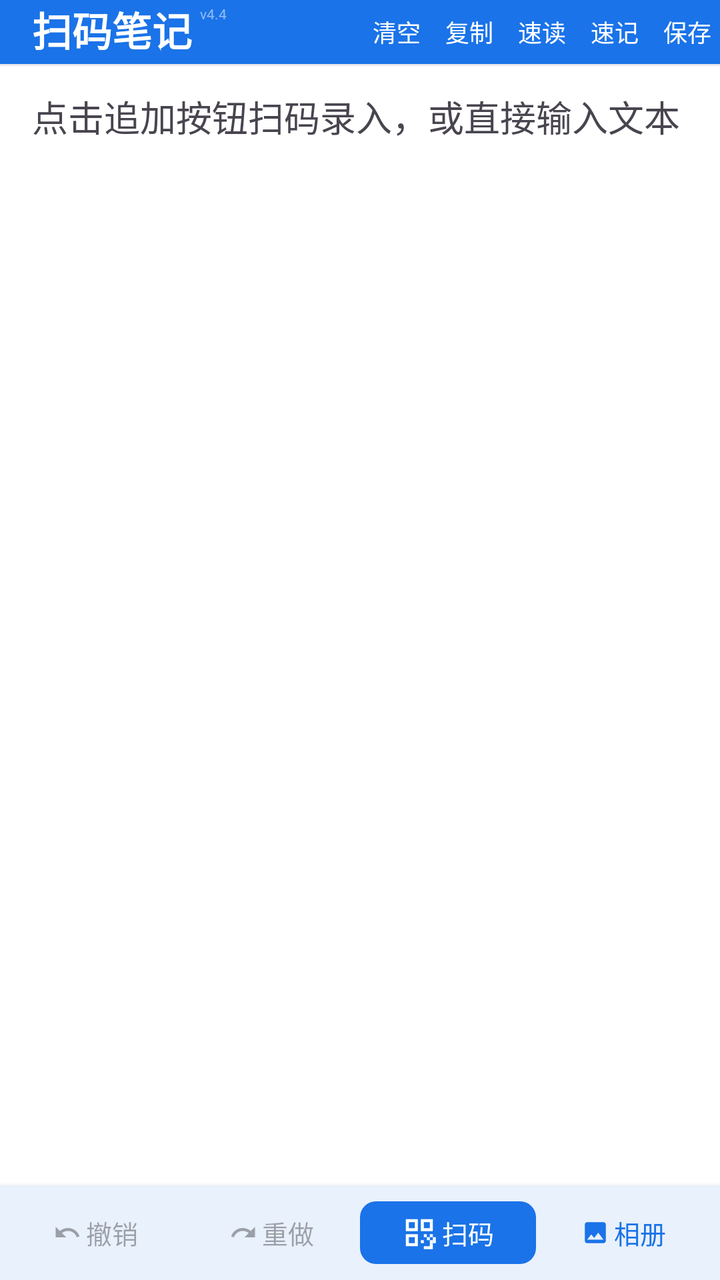
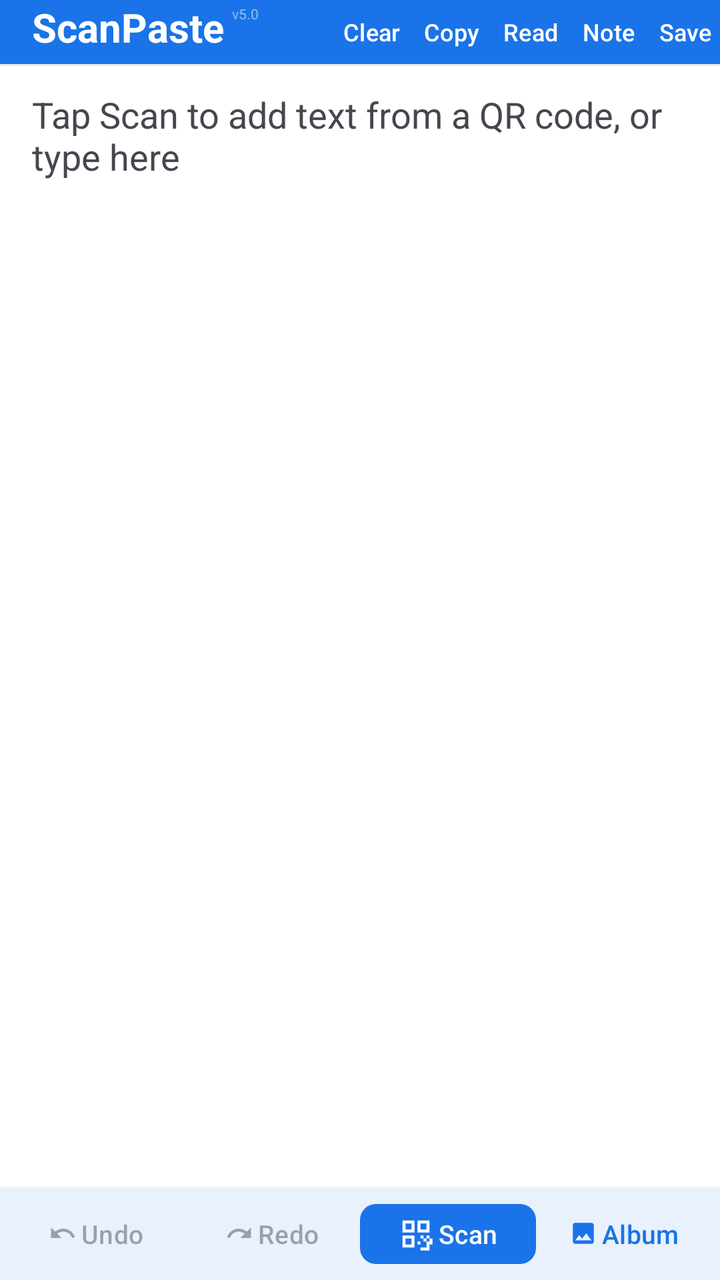

Before-and-after screenshots of an Android layout around one commit, followed by the original layout XML and the change that was made.
<!-- AndroidManifest.xml: application theme Theme.ScanPaste -->
<!-- res/layout/activity_main.xml -->
<?xml version="1.0" encoding="utf-8"?>
<androidx.constraintlayout.widget.ConstraintLayout
    xmlns:android="http://schemas.android.com/apk/res/android"
    xmlns:app="http://schemas.android.com/apk/res-auto"
    android:id="@+id/root"
    android:layout_width="match_parent"
    android:layout_height="match_parent"
    android:background="?attr/colorSurface">

    
    <View
        android:id="@+id/status_bar_spacer"
        android:layout_width="0dp"
        android:layout_height="0dp"
        android:background="@color/md_primary"
        app:layout_constraintEnd_toEndOf="parent"
        app:layout_constraintStart_toStartOf="parent"
        app:layout_constraintTop_toTopOf="parent" />

    
    <com.google.android.material.appbar.MaterialToolbar
        android:id="@+id/toolbar"
        android:layout_width="0dp"
        android:layout_height="32dp"
        android:background="@color/md_primary"
        android:minHeight="32dp"
        app:layout_constraintEnd_toEndOf="parent"
        app:layout_constraintStart_toStartOf="parent"
        app:layout_constraintTop_toBottomOf="@id/status_bar_spacer"
        app:titleCentered="false"
        app:titleTextAppearance="@style/TextAppearance.Material3.TitleLarge"
        app:titleTextColor="@color/md_on_primary">

        
        <LinearLayout
            android:layout_width="wrap_content"
            android:layout_height="match_parent"
            android:layout_gravity="start"
            android:baselineAligned="false"
            android:gravity="top"
            android:orientation="horizontal"
            android:paddingBottom="6dp">

            <com.google.android.material.button.MaterialButton
                android:id="@+id/btn_game"
                style="@style/Widget.Material3.Button.TextButton"
                android:layout_width="0dp"
                android:layout_height="0dp"
                android:visibility="gone" />

            <TextView
                android:id="@+id/tv_title"
                android:layout_width="wrap_content"
                android:layout_height="wrap_content"
                android:layout_gravity="top"
                android:text="@string/app_name"
                android:textColor="@color/md_on_primary"
                android:textSize="20sp"
                android:textStyle="bold" />

            <TextView
                android:layout_width="wrap_content"
                android:layout_height="wrap_content"
                android:layout_gravity="top"
                android:layout_marginStart="4dp"
                android:layout_marginTop="2dp"
                android:text="@string/app_version"
                android:textColor="#80FFFFFF"
                android:textSize="7sp" />


        </LinearLayout>

        
        <LinearLayout
            android:layout_width="wrap_content"
            android:layout_height="match_parent"
            android:layout_gravity="end"
            android:gravity="center_vertical"
            android:orientation="horizontal">

            <com.google.android.material.button.MaterialButton
                android:id="@+id/btn_clear"
                style="@style/Widget.Material3.Button.TextButton"
                android:layout_width="wrap_content"
                android:layout_height="wrap_content"
                android:insetTop="0dp"
                android:insetBottom="0dp"
                android:minWidth="0dp"
                android:minHeight="0dp"
                android:paddingHorizontal="4dp"
                android:text="@string/btn_clear"
                android:textAllCaps="false"
                android:textColor="@color/md_on_primary"
                android:textSize="12sp"
                app:rippleColor="#33FFFFFF" />

            <com.google.android.material.button.MaterialButton
                android:id="@+id/btn_copy"
                android:layout_marginStart="4dp"
                style="@style/Widget.Material3.Button.TextButton"
                android:layout_width="wrap_content"
                android:layout_height="wrap_content"
                android:insetTop="0dp"
                android:insetBottom="0dp"
                android:minHeight="0dp"
                android:minWidth="0dp"
                android:paddingHorizontal="4dp"
                android:text="@string/btn_copy"
                android:textAllCaps="false"
                android:textColor="@color/md_on_primary"
                android:textSize="12sp"
                app:rippleColor="#33FFFFFF" />

            <com.google.android.material.button.MaterialButton
                android:id="@+id/btn_readnote"
                style="@style/Widget.Material3.Button.TextButton"
                android:layout_width="wrap_content"
                android:layout_height="wrap_content"
                android:insetTop="0dp"
                android:insetBottom="0dp"
                android:layout_marginStart="4dp"
                android:minHeight="0dp"
                android:minWidth="0dp"
                android:paddingHorizontal="4dp"
                android:text="@string/btn_readnote"
                android:textAllCaps="false"
                android:textColor="@color/md_on_primary"
                android:textSize="12sp"
                app:rippleColor="#33FFFFFF" />

            <com.google.android.material.button.MaterialButton
                android:id="@+id/btn_quicknote"
                android:layout_marginStart="4dp"
                style="@style/Widget.Material3.Button.TextButton"
                android:layout_width="wrap_content"
                android:layout_height="wrap_content"
                android:insetTop="0dp"
                android:insetBottom="0dp"
                android:minHeight="0dp"
                android:minWidth="0dp"
                android:paddingHorizontal="4dp"
                android:text="@string/btn_quicknote"
                android:textAllCaps="false"
                android:textColor="@color/md_on_primary"
                android:textSize="12sp"
                app:rippleColor="#33FFFFFF" />

            <com.google.android.material.button.MaterialButton
                android:id="@+id/btn_save"
                android:layout_marginStart="4dp"
                style="@style/Widget.Material3.Button.TextButton"
                android:layout_width="wrap_content"
                android:layout_height="wrap_content"
                android:insetTop="0dp"
                android:insetBottom="0dp"
                android:minHeight="0dp"
                android:minWidth="0dp"
                android:paddingHorizontal="4dp"
                android:text="@string/btn_save"
                android:textAllCaps="false"
                android:textColor="@color/md_on_primary"
                android:textSize="12sp"
                app:rippleColor="#33FFFFFF" />

        </LinearLayout>

    </com.google.android.material.appbar.MaterialToolbar>

    
    <View
        android:id="@+id/toolbar_divider"
        android:layout_width="0dp"
        android:layout_height="1dp"
        android:alpha="0.15"
        android:background="?attr/colorOutline"
        app:layout_constraintEnd_toEndOf="parent"
        app:layout_constraintStart_toStartOf="parent"
        app:layout_constraintTop_toBottomOf="@id/toolbar" />

    
    <androidx.core.widget.NestedScrollView
        android:id="@+id/scroll_editor"
        android:layout_width="0dp"
        android:layout_height="0dp"
        android:fillViewport="true"
        app:layout_constraintBottom_toTopOf="@id/button_bar"
        app:layout_constraintEnd_toEndOf="parent"
        app:layout_constraintStart_toStartOf="parent"
        app:layout_constraintTop_toBottomOf="@id/toolbar_divider">

        <EditText
            android:id="@+id/et_editor"
            android:layout_width="match_parent"
            android:layout_height="wrap_content"
            android:background="@null"
            android:gravity="top|start"
            android:hint="@string/editor_hint"
            android:inputType="textMultiLine|textCapSentences"
            android:minHeight="0dp"
            android:paddingHorizontal="16dp"
            android:paddingVertical="12dp"
            android:scrollbars="vertical"
            android:textColor="?attr/colorOnSurface"
            android:textColorHint="?attr/colorOnSurfaceVariant"
            android:textIsSelectable="true"
            android:textSize="18sp" />

    </androidx.core.widget.NestedScrollView>

    
    <com.google.android.material.card.MaterialCardView
        android:id="@+id/button_bar"
        android:layout_width="0dp"
        android:layout_height="wrap_content"
        app:cardBackgroundColor="?attr/colorSurface"
        app:cardCornerRadius="0dp"
        app:cardElevation="4dp"
        app:layout_constraintBottom_toBottomOf="parent"
        app:layout_constraintEnd_toEndOf="parent"
        app:layout_constraintStart_toStartOf="parent"
        app:strokeWidth="0dp">

        <LinearLayout
            android:id="@+id/ll_buttons"
            android:layout_width="match_parent"
            android:layout_height="wrap_content"
            android:baselineAligned="false"
            android:gravity="center_vertical"
            android:orientation="horizontal"
            android:paddingStart="4dp"
            android:paddingEnd="4dp"
            android:paddingTop="4dp"
            android:paddingBottom="4dp">

            <com.google.android.material.button.MaterialButton
                android:id="@+id/btn_undo"
                style="@style/Widget.ScanPaste.BottomButton"
                android:layout_width="0dp"
                android:layout_height="wrap_content"
                android:layout_weight="1"
                android:contentDescription="@string/cd_undo"
                android:enabled="false"
                android:text="@string/btn_undo"
                android:textSize="13sp"
                android:maxLines="1"
                app:icon="@drawable/ic_undo"
                        app:iconSize="14dp" />

            <com.google.android.material.button.MaterialButton
                android:id="@+id/btn_redo"
                style="@style/Widget.ScanPaste.BottomButton"
                android:layout_width="0dp"
                android:layout_height="wrap_content"
                android:layout_weight="1"
                android:contentDescription="@string/cd_redo"
                android:enabled="false"
                android:text="@string/btn_redo"
                android:textSize="13sp"
                android:maxLines="1"
                app:icon="@drawable/ic_redo"
                        app:iconSize="14dp" />

            <com.google.android.material.button.MaterialButton
                android:id="@+id/btn_append"
                style="@style/Widget.ScanPaste.BottomButton.Filled"
                android:layout_width="0dp"
                android:layout_height="wrap_content"
                android:layout_weight="1"
                android:contentDescription="@string/cd_append"
                android:text="@string/btn_append"
                android:textSize="13sp"
                android:maxLines="1"
                app:icon="@drawable/ic_scan" />

            <com.google.android.material.button.MaterialButton
                android:id="@+id/btn_gallery"
                style="@style/Widget.ScanPaste.BottomButton"
                android:layout_width="0dp"
                android:layout_height="wrap_content"
                android:layout_weight="1"
                android:contentDescription="@string/cd_gallery"
                android:text="@string/btn_gallery"
                android:textSize="13sp"
                app:icon="@drawable/ic_gallery"
                app:iconSize="14dp" />

        </LinearLayout>
    </com.google.android.material.card.MaterialCardView>

</androidx.constraintlayout.widget.ConstraintLayout>
<!-- resources referenced by this layout -->
<resources>
  <color name="md_on_primary">#FFFFFFFF</color>
  <color name="md_primary">#FF1A73E8</color>
  <!-- drawable ic_gallery (drawable) -->
  <?xml version="1.0" encoding="utf-8"?>
  <vector xmlns:android="http://schemas.android.com/apk/res/android"
      android:width="24dp"
      android:height="24dp"
      android:viewportWidth="24"
      android:viewportHeight="24"
      android:tint="?attr/colorOnSurface">
      <path
          android:fillColor="#FF1C1B1F"
          android:pathData="M21,19V5c0,-1.1 -0.9,-2 -2,-2H5c-1.1,0 -2,0.9 -2,2v14c0,1.1 0.9,2 2,2h14c1.1,0 2,-0.9 2,-2zM8.5,13.5l2.5,3.01L14.5,12l4.5,6H5l3.5,-4.5z" />
  </vector>
  <!-- drawable ic_redo (drawable) -->
  <?xml version="1.0" encoding="utf-8"?>
  <vector xmlns:android="http://schemas.android.com/apk/res/android"
      android:width="24dp"
      android:height="24dp"
      android:viewportWidth="24"
      android:viewportHeight="24"
      android:tint="?attr/colorOnSurface">
      <path
          android:fillColor="#FF1C1B1F"
          android:pathData="M18.4,10.6C16.55,8.99 14.15,8 11.5,8c-4.65,0 -8.58,3.03 -9.96,7.22L3.9,16c1.05,-3.19 4.05,-5.5 7.6,-5.5 1.95,0 3.73,0.72 5.12,1.88L13,16h9V7l-3.6,3.6z" />
  </vector>
  <!-- drawable ic_undo (drawable) -->
  <?xml version="1.0" encoding="utf-8"?>
  <vector xmlns:android="http://schemas.android.com/apk/res/android"
      android:width="24dp"
      android:height="24dp"
      android:viewportWidth="24"
      android:viewportHeight="24"
      android:tint="?attr/colorOnSurface">
      <path
          android:fillColor="#FF1C1B1F"
          android:pathData="M12.5,8c-2.65,0 -5.05,0.99 -6.9,2.6L2,7v9h9l-3.62,-3.62c1.39,-1.16 3.16,-1.88 5.12,-1.88 3.54,0 6.55,2.31 7.6,5.5l2.37,-0.78C21.08,11.03 17.15,8 12.5,8z" />
  </vector>
  <string name="app_name">扫码笔记</string>
  <string name="app_version">v4.4</string>
  <string name="btn_append">扫码</string>
  <string name="btn_clear">清空</string>
  <string name="btn_copy">复制</string>
  <string name="btn_gallery">相册</string>
  <string name="btn_quicknote">速记</string>
  <string name="btn_readnote">速读</string>
  <string name="btn_redo">重做</string>
  <string name="btn_save">保存</string>
  <string name="btn_undo">撤销</string>
  <string name="cd_append">拍照扫码</string>
  <string name="cd_gallery">从相册选择图片扫码</string>
  <string name="cd_redo">重做</string>
  <string name="cd_undo">撤销</string>
  <string name="editor_hint">点击追加按钮扫码录入，或直接输入文本</string>
  <style name="Widget.ScanPaste.BottomButton" parent="Widget.Material3.Button.TextButton">
          <item name="android:textSize">13sp</item>
          <item name="android:textAllCaps">false</item>
          <item name="iconGravity">textStart</item>
          <item name="iconPadding">2dp</item>
          <item name="android:paddingLeft">6dp</item>
          <item name="android:paddingRight">6dp</item>
          <item name="cornerRadius">8dp</item>
          <item name="android:minHeight">36dp</item>
          <item name="android:minWidth">0dp</item>
      </style>
  <color name="md_primary_container">#FFD3E3FD</color>
  <color name="md_on_primary_container">#FF041E49</color>
  <color name="md_secondary">#FF6750A4</color>
  <color name="md_on_secondary">#FFFFFFFF</color>
  <color name="md_secondary_container">#FFE8DEF8</color>
  <color name="md_on_secondary_container">#FF21005D</color>
  <color name="md_surface">#FFFFFFFF</color>
  <color name="md_on_surface">#FF1C1B1F</color>
  <color name="md_surface_variant">#FFE7E0EC</color>
  <color name="md_on_surface_variant">#FF49454F</color>
  <color name="md_outline">#FF79747E</color>
  <color name="md_error">#FFB3261E</color>
  <!-- unchanged entries left out for length: 3 -->
</resources>

<!-- the commit's change to res/layout/activity_main.xml (unified diff, before → after) -->
@@ -53,7 +53,7 @@
                 android:layout_width="wrap_content"
                 android:layout_height="wrap_content"
                 android:layout_gravity="top"
-                android:text="@string/app_name"
+                android:text="@string/ui_title"
                 android:textColor="@color/md_on_primary"
                 android:textSize="20sp"
                 android:textStyle="bold" />
<!-- resource entries referenced after the edit -->
@@ -38,22 +38,22 @@
           android:fillColor="#FF1C1B1F"
           android:pathData="M12.5,8c-2.65,0 -5.05,0.99 -6.9,2.6L2,7v9h9l-3.62,-3.62c1.39,-1.16 3.16,-1.88 5.12,-1.88 3.54,0 6.55,2.31 7.6,5.5l2.37,-0.78C21.08,11.03 17.15,8 12.5,8z" />
   </vector>
-  <string name="app_name">扫码笔记</string>
-  <string name="app_version">v4.4</string>
-  <string name="btn_append">扫码</string>
-  <string name="btn_clear">清空</string>
-  <string name="btn_copy">复制</string>
-  <string name="btn_gallery">相册</string>
-  <string name="btn_quicknote">速记</string>
-  <string name="btn_readnote">速读</string>
-  <string name="btn_redo">重做</string>
-  <string name="btn_save">保存</string>
-  <string name="btn_undo">撤销</string>
-  <string name="cd_append">拍照扫码</string>
-  <string name="cd_gallery">从相册选择图片扫码</string>
-  <string name="cd_redo">重做</string>
-  <string name="cd_undo">撤销</string>
-  <string name="editor_hint">点击追加按钮扫码录入，或直接输入文本</string>
+  <string name="app_version">v5.0</string>
+  <string name="btn_append">Scan</string>
+  <string name="btn_clear">Clear</string>
+  <string name="btn_copy">Copy</string>
+  <string name="btn_gallery">Album</string>
+  <string name="btn_quicknote">Note</string>
+  <string name="btn_readnote">Read</string>
+  <string name="btn_redo">Redo</string>
+  <string name="btn_save">Save</string>
+  <string name="btn_undo">Undo</string>
+  <string name="cd_append">Scan with camera</string>
+  <string name="cd_gallery">Pick an image to scan</string>
+  <string name="cd_redo">Redo</string>
+  <string name="cd_undo">Undo</string>
+  <string name="editor_hint">Tap Scan to add text from a QR code, or type here</string>
+  <string name="ui_title">ScanPaste</string>
   <style name="Widget.ScanPaste.BottomButton" parent="Widget.Material3.Button.TextButton">
           <item name="android:textSize">13sp</item>
           <item name="android:textAllCaps">false</item>
